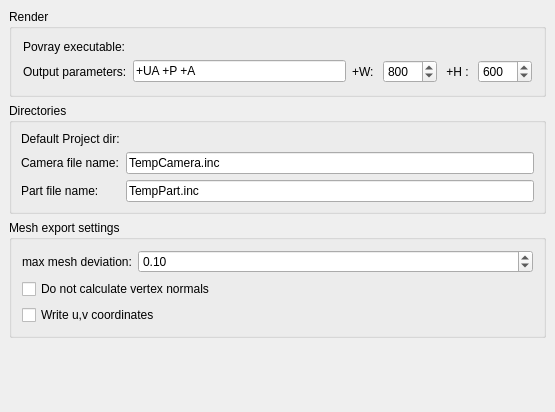
Before: the Qt Designer form src/Mod/Raytracing/Gui/DlgSettingsRay.ui in berndhahnebach/All_FreeCAD, drawn with Qt 5.
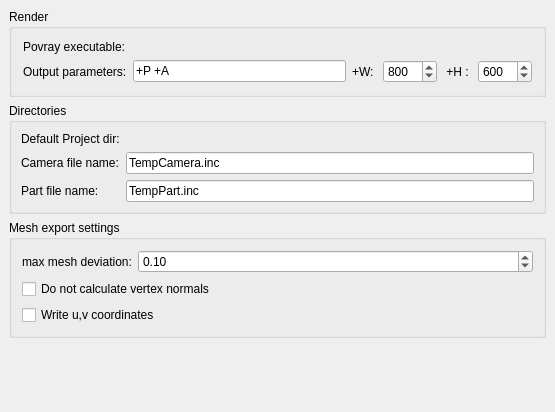
After: the same form once the commit is applied. Custom widgets are drawn as their Qt base class.

Commit message: Raytracing: Removed +UA from the default povray options

```diff
--- a/src/Mod/Raytracing/Gui/DlgSettingsRay.ui
+++ b/src/Mod/Raytracing/Gui/DlgSettingsRay.ui
@@ -146,7 +146,7 @@
              <string>The povray parameters to be passed to the render.</string>
             </property>
             <property name="text">
-             <string>+UA +P +A</string>
+             <string>+P +A</string>
             </property>
             <property name="prefEntry" stdset="0">
              <cstring>OutputParameters</cstring>
```
The commit also changes 1 other file.
